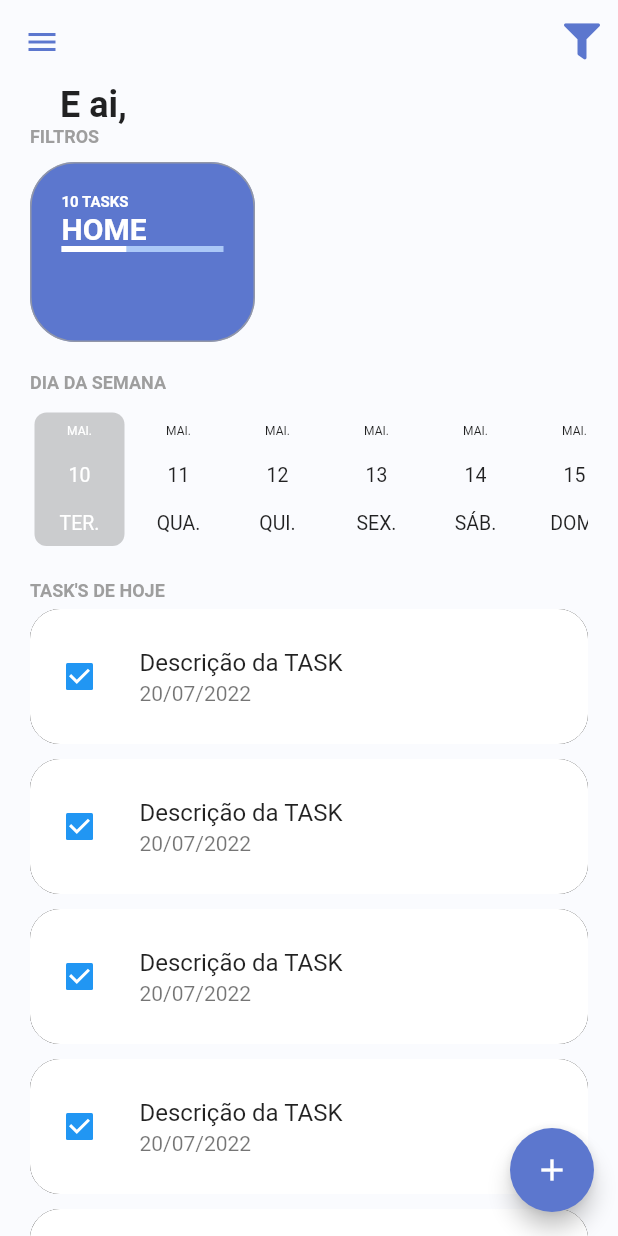
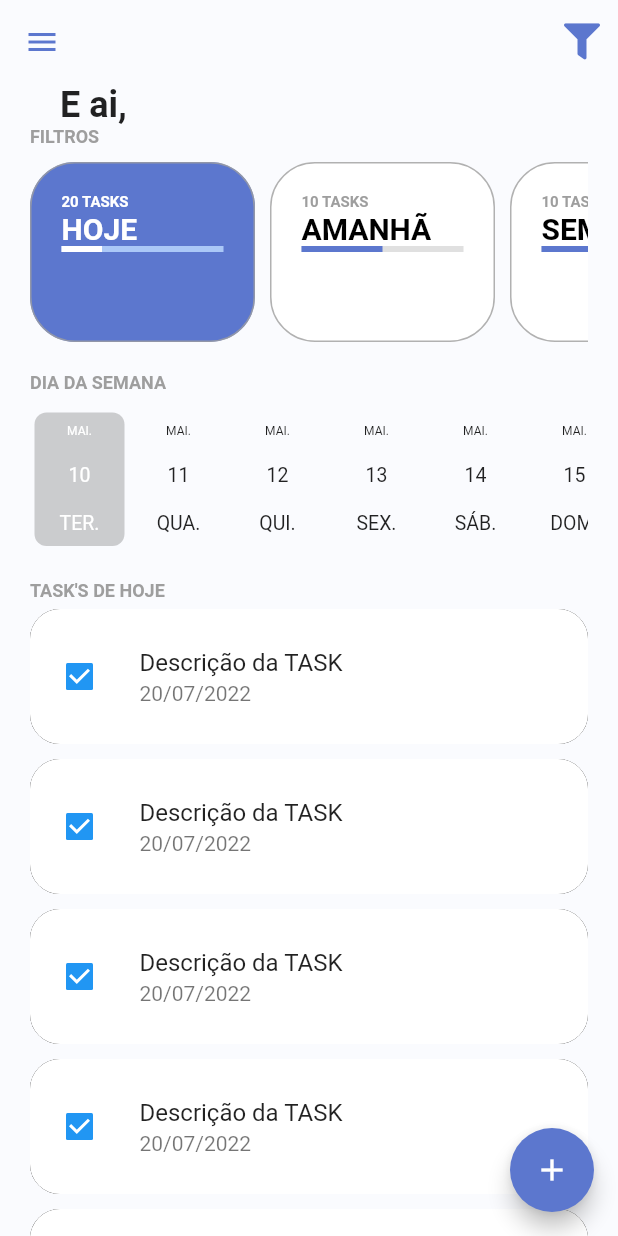
Before and after one commit to danieldkm/todo-list, a Flutter app: the HomePage screen opened directly, on a phone screen of 412 x 824 dp. Run offline on Flutter 3.47's test engine with Material 2 defaults, Android fonts, the phone set to English and light mode, and no system bars; drawn by our look-alikes of date_picker_timeline; our stand-ins replace firebase_auth, firebase_core, flutter_signin_button, google_fonts, google_sign_in, sqflite and 1 more; missing offline and left inert: flutter_overlay_loader, validatorless; accounts and stored records are empty; Roboto replaces fonts that are missing (Mandali).

Commit message:
Implementando componente de Filtros de dias

```diff
--- /dev/null
+++ b/lib/app/models/task_filter_enum.dart
@@ -0,0 +1,5 @@
+enum TaskFilterEnum {
+  today,
+  tomorrow,
+  week,
+}
--- /dev/null
+++ b/lib/app/models/total_task_model.dart
@@ -0,0 +1,9 @@
+class TotalTaskModel {
+  final int totalTasks;
+  final int totalTasksFinish;
+
+  TotalTaskModel({
+    required this.totalTasks,
+    required this.totalTasksFinish,
+  });
+}
--- /dev/null
+++ b/lib/app/modules/home/home_controller.dart
@@ -0,0 +1,7 @@
+import 'package:flutter/material.dart';
+import 'package:flutter_todo_list/app/core/notifier/default_change_notifier.dart';
+import 'package:flutter_todo_list/app/models/task_filter_enum.dart';
+
+class HomeController extends DefaultChangeNotifier {
+  TaskFilterEnum filterSelected = TaskFilterEnum.today;
+}
--- a/lib/app/modules/home/home_module.dart
+++ b/lib/app/modules/home/home_module.dart
@@ -1,11 +1,16 @@
 import 'package:flutter_todo_list/app/core/modules/todo_list_module.dart';
+import 'package:flutter_todo_list/app/modules/home/home_controller.dart';
 import 'package:flutter_todo_list/app/modules/home/home_page.dart';
 import 'package:provider/provider.dart';
 
 class HomeModule extends TodoListModule {
   HomeModule()
       : super(
-          bindings: [Provider(create: (_) => Object())],
+          bindings: [
+            ChangeNotifierProvider(
+              create: (context) => HomeController(),
+            ),
+          ],
           routers: {
             '/home': (context) => const HomePage(),
           },
--- a/lib/app/modules/home/widgets/home_filters.dart
+++ b/lib/app/modules/home/widgets/home_filters.dart
@@ -1,14 +1,14 @@
 import 'package:flutter/material.dart';
 import 'package:flutter_todo_list/app/core/ui/theme_extensions.dart';
+import 'package:flutter_todo_list/app/models/task_filter_enum.dart';
+import 'package:flutter_todo_list/app/models/total_task_model.dart';
+import 'package:flutter_todo_list/app/modules/home/home_controller.dart';
 import 'package:flutter_todo_list/app/modules/home/widgets/todo_card_filter.dart';
+import 'package:provider/provider.dart';
 
-class HomeFilters extends StatefulWidget {
+class HomeFilters extends StatelessWidget {
   const HomeFilters({Key? key}) : super(key: key);
-  @override
-  _HomeFiltersState createState() => _HomeFiltersState();
-}
 
-class _HomeFiltersState extends State<HomeFilters> {
   @override
   Widget build(BuildContext context) {
     return Column(
@@ -24,7 +24,42 @@ class _HomeFiltersState extends State<HomeFilters> {
         SingleChildScrollView(
           scrollDirection: Axis.horizontal,
           child: Row(children: [
-            TodoCardFilter(),
+            TodoCardFilter(
+              label: 'HOJE',
+              taskFilter: TaskFilterEnum.today,
+              totalTaskModel: TotalTaskModel(
+                totalTasks: 20,
+                totalTasksFinish: 5,
+              ),
+              selected: context.select<HomeController, TaskFilterEnum>(
+                    (value) => value.filterSelected,
+                  ) ==
+                  TaskFilterEnum.today,
+            ),
+            TodoCardFilter(
+              label: 'AMANHÃ',
+              taskFilter: TaskFilterEnum.tomorrow,
+              totalTaskModel: TotalTaskModel(
+                totalTasks: 10,
+                totalTasksFinish: 5,
+              ),
+              selected: context.select<HomeController, TaskFilterEnum>(
+                    (value) => value.filterSelected,
+                  ) ==
+                  TaskFilterEnum.tomorrow,
+            ),
+            TodoCardFilter(
+              label: 'SEMANA',
+              taskFilter: TaskFilterEnum.week,
+              totalTaskModel: TotalTaskModel(
+                totalTasks: 10,
+                totalTasksFinish: 5,
+              ),
+              selected: context.select<HomeController, TaskFilterEnum>(
+                    (value) => value.filterSelected,
+                  ) ==
+                  TaskFilterEnum.week,
+            ),
           ]),
         )
       ],
--- a/lib/app/modules/home/widgets/todo_card_filter.dart
+++ b/lib/app/modules/home/widgets/todo_card_filter.dart
@@ -1,13 +1,34 @@
 import 'package:flutter/material.dart';
 import 'package:flutter_todo_list/app/core/ui/theme_extensions.dart';
+import 'package:flutter_todo_list/app/models/task_filter_enum.dart';
+import 'package:flutter_todo_list/app/models/total_task_model.dart';
 
-class TodoCardFilter extends StatefulWidget {
-  const TodoCardFilter({Key? key}) : super(key: key);
-  @override
-  _TodoCardFilterState createState() => _TodoCardFilterState();
-}
+class TodoCardFilter extends StatelessWidget {
+  final String label;
+  final TaskFilterEnum taskFilter;
+  final TotalTaskModel? totalTaskModel;
+  final bool selected;
 
-class _TodoCardFilterState extends State<TodoCardFilter> {
+  const TodoCardFilter({
+    Key? key,
+    required this.label,
+    required this.taskFilter,
+    required this.selected,
+    this.totalTaskModel,
+  }) : super(key: key);
+
+  double _getPercentFinish() {
+    final total = totalTaskModel?.totalTasks ?? 0.0;
+    final totalFinish = totalTaskModel?.totalTasksFinish ?? 0.1;
+
+    if (total == 0) {
+      return 0.0;
+    }
+
+    final percent = (totalFinish * 100) / total;
+    return percent / 100;
+  }
+
   @override
   Widget build(BuildContext context) {
     return Container(
@@ -15,7 +36,7 @@ class _TodoCardFilterState extends State<TodoCardFilter> {
       margin: const EdgeInsets.only(right: 10),
       padding: const EdgeInsets.all(20),
       decoration: BoxDecoration(
-        color: context.primaryColor,
+        color: selected ? context.primaryColor : Colors.white,
         border: Border.all(
           width: 1,
           color: Colors.grey.withOpacity(.8),
@@ -27,24 +48,36 @@ class _TodoCardFilterState extends State<TodoCardFilter> {
         children: [
           /* SizedBox(height: 21, width: 21, child: CircularProgressIndicator(),) */
           Text(
-            '10 TASKS',
+            '${totalTaskModel?.totalTasks ?? 0} TASKS',
             style: context.titleStyle.copyWith(
               fontSize: 10,
-              color: Colors.white,
+              color: selected ? Colors.white : Colors.grey,
             ),
           ),
-          const Text(
-            'HOME',
+          Text(
+            label,
             style: TextStyle(
               fontSize: 20,
               fontWeight: FontWeight.bold,
-              color: Colors.white,
+              color: selected ? Colors.white : Colors.black,
             ),
           ),
-          LinearProgressIndicator(
-            backgroundColor: context.primaryColorLight,
-            valueColor: const AlwaysStoppedAnimation<Color>(Colors.white),
-            value: 0.4,
+          TweenAnimationBuilder<double>(
+            tween: Tween(
+              begin: 0.0,
+              end: _getPercentFinish(),
+            ),
+            duration: Duration(seconds: 1),
+            builder: (context, value, child) {
+              return LinearProgressIndicator(
+                backgroundColor:
+                    selected ? context.primaryColorLight : Colors.grey.shade300,
+                valueColor: AlwaysStoppedAnimation<Color>(
+                  selected ? Colors.white : context.primaryColor,
+                ),
+                value: value,
+              );
+            },
           ),
         ],
       ),
--- a/lib/main.dart
+++ b/lib/main.dart
@@ -2,7 +2,6 @@ import 'package:firebase_core/firebase_core.dart';
 import 'package:flutter/material.dart';
 import 'package:flutter_todo_list/app/app_module.dart';
 import 'package:flutter_todo_list/app/core/database/sqlite_connection_factory.dart';
-import 'package:flutter_todo_list/app/core/database/sqlite_migration_factory.dart';
 
 Future<void> main() async {
   WidgetsFlutterBinding.ensureInitialized();
```
